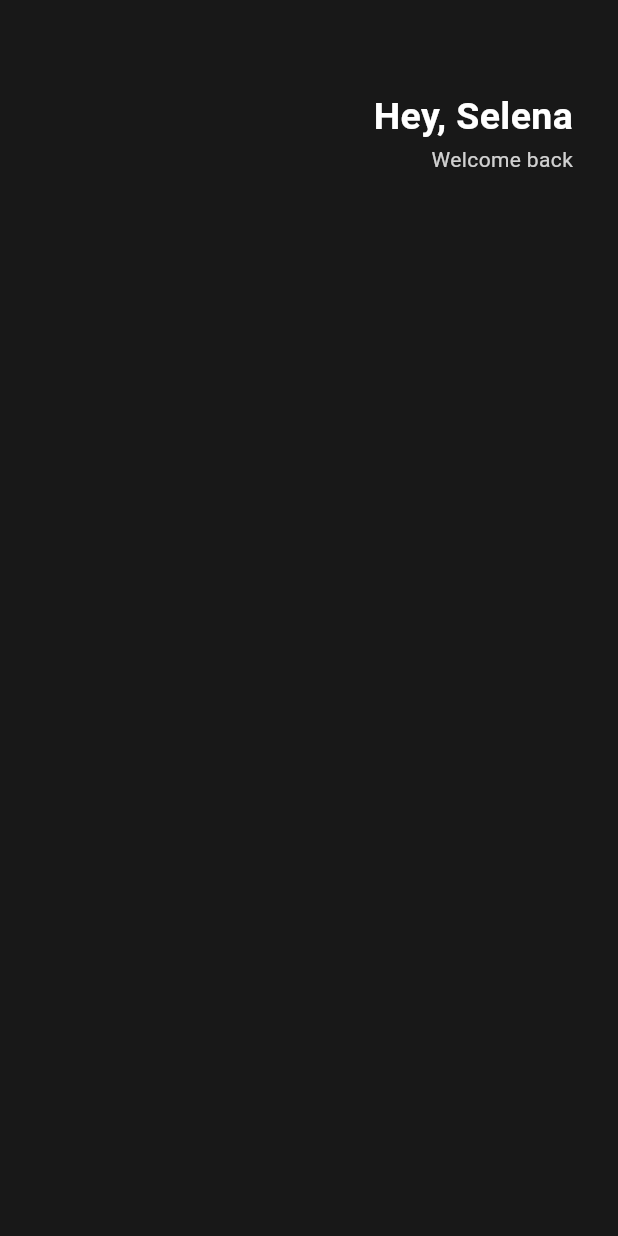
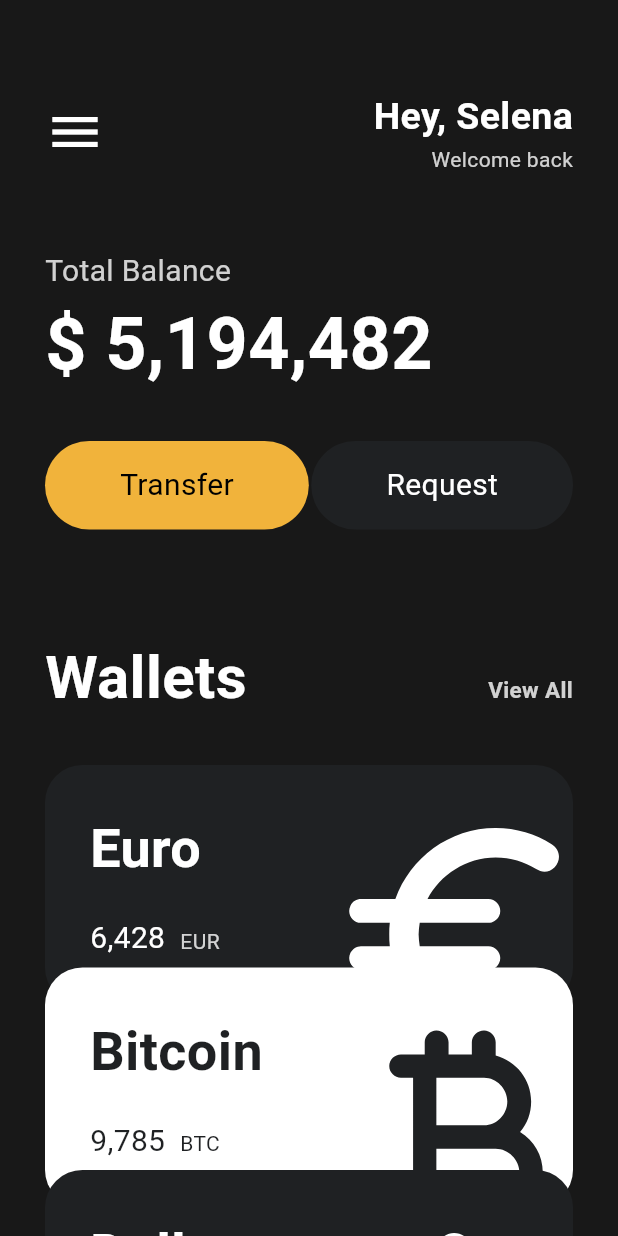
Before and after one commit to chanshin0/learn_flutter, a Flutter app: the screen it shows after launch, on a phone screen of 412 x 824 dp. Run offline on Flutter 3.47's test engine with Material 3 defaults, Android fonts, the phone set to English and light mode, and no system bars; missing offline and left inert: dart:ffi.

Commit message:
0731 ui 완료

```diff
--- a/lib/main.dart
+++ b/lib/main.dart
@@ -1,4 +1,6 @@
 import 'package:flutter/material.dart';
+import 'package:toonflix/widgets/button.dart';
+import 'package:toonflix/widgets/card.dart';
 
 void main() {
   runApp(const App());
@@ -13,7 +15,8 @@ class App extends StatelessWidget {
     return MaterialApp(
       home: Scaffold(
         backgroundColor: const Color(0xFF181818),
-        body: Padding(
+        body: SingleChildScrollView(
+          child: Padding(
             padding: const EdgeInsets.symmetric(
               horizontal: 30,
             ),
@@ -23,8 +26,13 @@ class App extends StatelessWidget {
                   height: 60,
                 ),
                 Row(
-                mainAxisAlignment: MainAxisAlignment.end,
+                  mainAxisAlignment: MainAxisAlignment.spaceBetween,
                   children: [
+                    const Icon(
+                      Icons.menu,
+                      size: 40,
+                      color: Colors.white,
+                    ),
                     Column(
                       crossAxisAlignment: CrossAxisAlignment.end,
                       children: [
@@ -45,8 +53,107 @@ class App extends StatelessWidget {
                       ],
                     ),
                   ],
+                ),
+                Row(
+                  children: [
+                    Column(
+                      crossAxisAlignment: CrossAxisAlignment.start,
+                      children: [
+                        const SizedBox(
+                          height: 50,
+                        ),
+                        Text(
+                          "Total Balance",
+                          style: TextStyle(
+                            color: Colors.white.withOpacity(0.8),
+                            fontSize: 20,
+                          ),
+                        ),
+                        const Text(
+                          "\$ 5,194,482",
+                          style: TextStyle(
+                            color: Colors.white,
+                            fontSize: 48,
+                            fontWeight: FontWeight.bold,
+                          ),
                         )
                       ],
+                    )
+                  ],
+                ),
+                const SizedBox(
+                  height: 30,
+                ),
+                const Row(
+                  mainAxisAlignment: MainAxisAlignment.spaceBetween,
+                  children: [
+                    Button(
+                      text: "Transfer",
+                      bgColor: Color(0xFFF1B33B),
+                      textColor: Colors.black,
+                    ),
+                    Button(
+                      text: "Request",
+                      bgColor: Color(0xFF1F2123),
+                      textColor: Colors.white,
+                    ),
+                  ],
+                ),
+                const SizedBox(
+                  height: 70,
+                ),
+                Row(
+                  mainAxisAlignment: MainAxisAlignment.spaceBetween,
+                  crossAxisAlignment: CrossAxisAlignment.baseline,
+                  textBaseline: TextBaseline.alphabetic,
+                  children: [
+                    const Text(
+                      "Wallets",
+                      style: TextStyle(
+                        color: Colors.white,
+                        fontSize: 40,
+                        fontWeight: FontWeight.bold,
+                      ),
+                    ),
+                    Text(
+                      "View All",
+                      style: TextStyle(
+                        color: Colors.white.withOpacity(0.8),
+                        fontSize: 15,
+                        fontWeight: FontWeight.bold,
+                      ),
+                    )
+                  ],
+                ),
+                const SizedBox(
+                  height: 30,
+                ),
+                const CurrencyCard(
+                  isInverted: false,
+                  name: "Euro",
+                  amount: "6,428",
+                  code: "EUR",
+                  icon: Icons.euro_rounded,
+                  order: 1,
+                ),
+                const CurrencyCard(
+                  isInverted: true,
+                  name: "Bitcoin",
+                  amount: "9,785",
+                  code: "BTC",
+                  icon: Icons.currency_bitcoin_rounded,
+                  order: 2,
+                ),
+                const CurrencyCard(
+                  isInverted: false,
+                  name: "Dollar",
+                  amount: "428",
+                  code: "USD",
+                  icon: Icons.attach_money_rounded,
+                  order: 3,
+                ),
+              ],
+            ),
           ),
         ),
       ),
--- /dev/null
+++ b/lib/widgets/button.dart
@@ -0,0 +1,37 @@
+import 'package:flutter/material.dart';
+
+class Button extends StatelessWidget {
+  final String text;
+  final Color bgColor;
+  final Color textColor;
+
+  const Button({
+    super.key,
+    required this.text,
+    required this.bgColor,
+    required this.textColor,
+  });
+
+  @override
+  Widget build(BuildContext context) {
+    return Container(
+      decoration: BoxDecoration(
+        color: bgColor,
+        borderRadius: BorderRadius.circular(45),
+      ),
+      child: Padding(
+        padding: const EdgeInsets.symmetric(
+          vertical: 15,
+          horizontal: 50,
+        ),
+        child: Text(
+          text,
+          style: TextStyle(
+            fontSize: 20,
+            color: textColor,
+          ),
+        ),
+      ),
+    );
+  }
+}
--- /dev/null
+++ b/lib/widgets/card.dart
@@ -0,0 +1,95 @@
+import 'dart:ffi';
+
+import 'package:flutter/material.dart';
+
+class CurrencyCard extends StatelessWidget {
+  final bool isInverted;
+  final String name, amount, code;
+  final IconData icon;
+  final num order;
+
+  const CurrencyCard({
+    super.key,
+    required this.isInverted,
+    required this.name,
+    required this.amount,
+    required this.code,
+    required this.icon,
+    required this.order,
+  });
+
+  final blackColor = const Color(0xFF1F2123);
+
+  @override
+  Widget build(BuildContext context) {
+    return Transform.translate(
+      offset: Offset(0, (order - 1) * -25),
+      child: Container(
+        clipBehavior: Clip.hardEdge,
+        decoration: BoxDecoration(
+          borderRadius: BorderRadius.circular(25),
+          color: isInverted ? Colors.white : blackColor,
+        ),
+        child: Padding(
+          padding: const EdgeInsets.all(30),
+          child: Row(
+            mainAxisAlignment: MainAxisAlignment.spaceBetween,
+            children: [
+              Column(
+                crossAxisAlignment: CrossAxisAlignment.start,
+                children: [
+                  Text(
+                    name,
+                    style: TextStyle(
+                      color: isInverted ? blackColor : Colors.white,
+                      fontSize: 36,
+                      fontWeight: FontWeight.bold,
+                    ),
+                  ),
+                  const SizedBox(
+                    height: 20,
+                  ),
+                  Row(
+                    crossAxisAlignment: CrossAxisAlignment.baseline,
+                    textBaseline: TextBaseline.alphabetic,
+                    children: [
+                      Text(
+                        amount,
+                        style: TextStyle(
+                          color: isInverted ? blackColor : Colors.white,
+                          fontSize: 20,
+                        ),
+                      ),
+                      const SizedBox(
+                        width: 10,
+                      ),
+                      Text(
+                        code,
+                        style: TextStyle(
+                          color: isInverted
+                              ? blackColor
+                              : Colors.white.withOpacity(0.8),
+                        ),
+                      )
+                    ],
+                  )
+                ],
+              ),
+              Transform.scale(
+                scale: 2.2,
+                child: Transform.translate(
+                  offset: const Offset(-1, 15),
+                  child: Icon(
+                    icon,
+                    color: isInverted ? blackColor : Colors.white,
+                    size: 86,
+                  ),
+                ),
+              ),
+            ],
+          ),
+        ),
+      ),
+    );
+  }
+}
```
Lines whose indentation alone changed are shown as unchanged.
